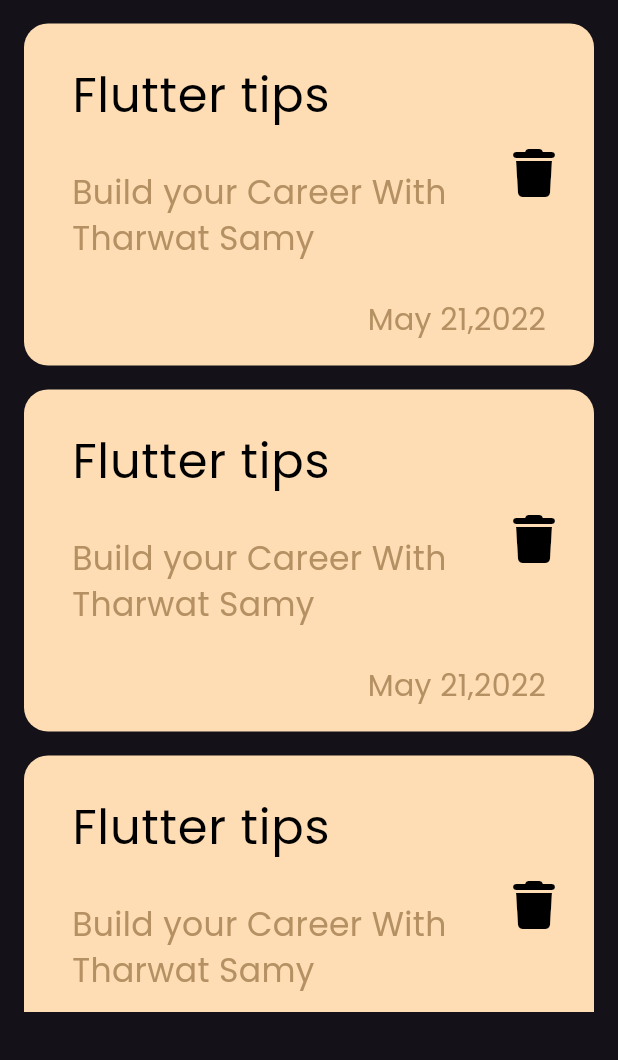
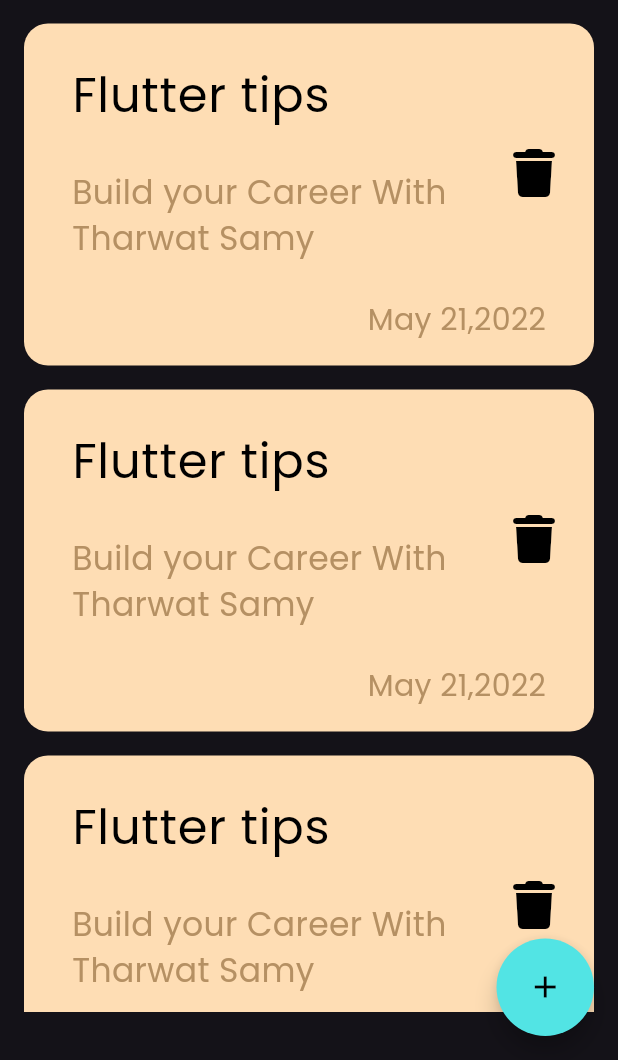
Before and after one commit to fares-ayman100/Notes-App, a Flutter app: the screen it shows after launch, on a phone screen of 412 x 824 dp, the part 176-1236 px from its top. Run offline on Flutter 3.47's test engine with Material 3 defaults, Android fonts, the phone set to English and light mode, and no system bars; our stand-ins replace font_awesome_flutter.

Commit message:
Add Floating action button

```diff
--- a/lib/Views/notes_view.dart
+++ b/lib/Views/notes_view.dart
@@ -6,6 +6,18 @@ class NotesView extends StatelessWidget {
 
   @override
   Widget build(BuildContext context) {
-    return Scaffold(body: NotesViewBody());
+    return Scaffold(
+      body: NotesViewBody(),
+      floatingActionButton: SizedBox(
+        height: 65,
+        width: 65,
+        child: FloatingActionButton(
+          shape: CircleBorder(),
+          backgroundColor: const Color.fromARGB(255, 82, 228, 228),
+          onPressed: () {},
+          child: Icon(Icons.add, color: Colors.black),
+        ),
+      ),
+    );
   }
 }
```
